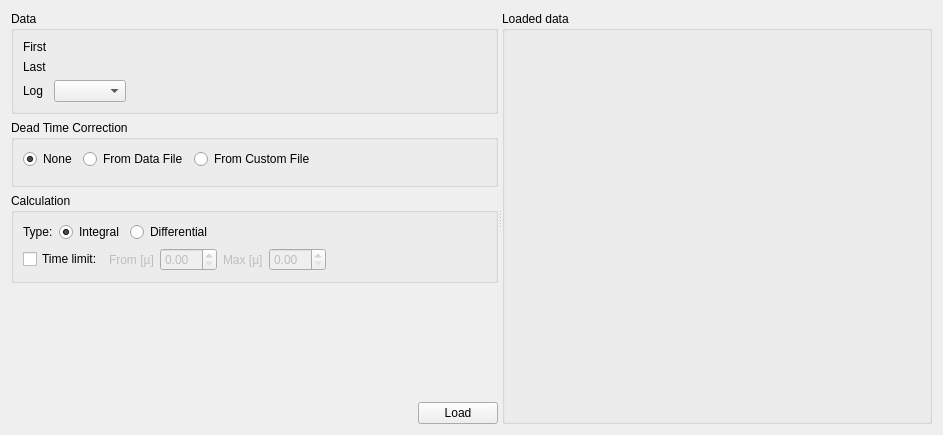
Above: Code/Mantid/MantidQt/CustomInterfaces/inc/MantidQtCustomInterfaces/Muon/ALCDataLoadingView.ui from mantidproject/mantid before the change. Below: the same form after it.
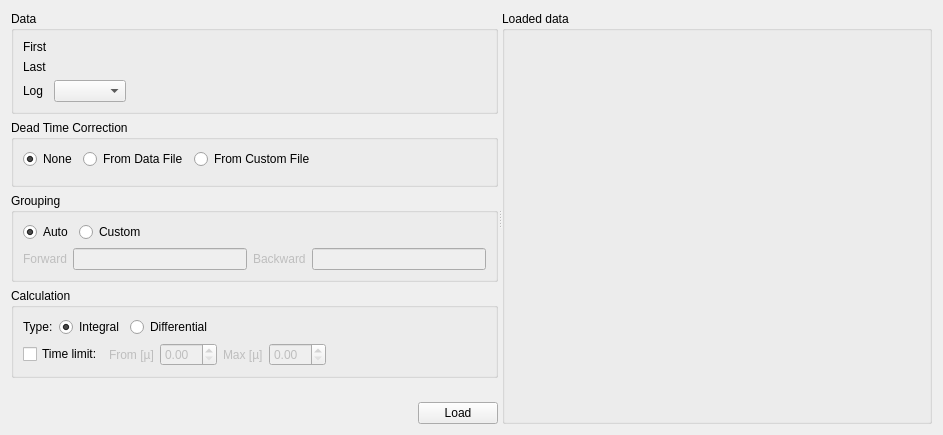
That is the form after the change. Custom widgets are drawn as their Qt base class.

Commit message: Re #9489 Add grouping section to ALC

Diff of the .ui file:
```diff
--- a/Code/Mantid/MantidQt/CustomInterfaces/inc/MantidQtCustomInterfaces/Muon/ALCDataLoadingView.ui
+++ b/Code/Mantid/MantidQt/CustomInterfaces/inc/MantidQtCustomInterfaces/Muon/ALCDataLoadingView.ui
@@ -178,6 +178,93 @@
           </layout>
         </widget>
       </item>
+              <item>
+                <widget class="QGroupBox" name="detectorGroupingGroup">
+                  <property name="title">
+                    <string>Grouping</string>
+                  </property>
+                  <layout class="QVBoxLayout" name="verticalLayoutGrouping">
+                    <item>
+                      <layout class="QHBoxLayout" name="horizontalLayoutGrouping">
+                        <item>
+                          <widget class="QRadioButton" name="autoGroupingButton">
+                            <property name="text">
+                              <string>Auto</string>
+                            </property>
+                            <property name="checked">
+                              <bool>true</bool>
+                            </property>
+                            <attribute name="buttonGroup">
+                              <string notr="true">detectorGroupingType</string>
+                            </attribute>
+                          </widget>
+                        </item>
+                        <item>
+                          <widget class="QRadioButton" name="customGroupingButton">
+                            <property name="text">
+                              <string>Custom</string>
+                            </property>
+                            <attribute name="buttonGroup">
+                              <string notr="true">detectorGroupingType</string>
+                            </attribute>
+                          </widget>
+                        </item>
+                        <item>
+                          <spacer name="horizontalSpacerGrouping">
+                            <property name="orientation">
+                              <enum>Qt::Horizontal</enum>
+                            </property>
+                            <property name="sizeHint" stdset="0">
+                              <size>
+                                <width>40</width>
+                                <height>20</height>
+                              </size>
+                            </property>
+                          </spacer>
+                        </item>
+                      </layout>
+                    </item>
+                    <item>
+                      <layout class="QHBoxLayout" name="horizontalLayoutGrouping_2">
+                        <item>
+                          <widget class="QLabel" name="labelForward">
+                            <property name="text">
+                              <string>Forward</string>
+                            </property>
+                            <property name="enabled">
+                              <bool>false</bool>
+                            </property>
+                          </widget>
+                        </item>
+                        <item>
+                          <widget class="QLineEdit" name="forwardEdit">
+                            <property name="enabled">
+                              <bool>false</bool>
+                            </property>
+                          </widget>
+                        </item>
+                        <item>
+                          <widget class="QLabel" name="labelBackward">
+                            <property name="text">
+                              <string>Backward</string>
+                            </property>
+                            <property name="enabled">
+                              <bool>false</bool>
+                            </property>
+                          </widget>
+                        </item>
+                        <item>
+                          <widget class="QLineEdit" name="backwardEdit">
+                            <property name="enabled">
+                              <bool>false</bool>
+                            </property>
+                          </widget>
+                        </item>
+                      </layout>
+                    </item>
+                  </layout>
+                </widget>
+              </item>
         <item>
         <widget class="QGroupBox" name="groupBox_2">
          <property name="title">
```
Left out of the diff: 24 changed lines with no effect on the pictures. Lines whose indentation alone changed are shown as unchanged.
